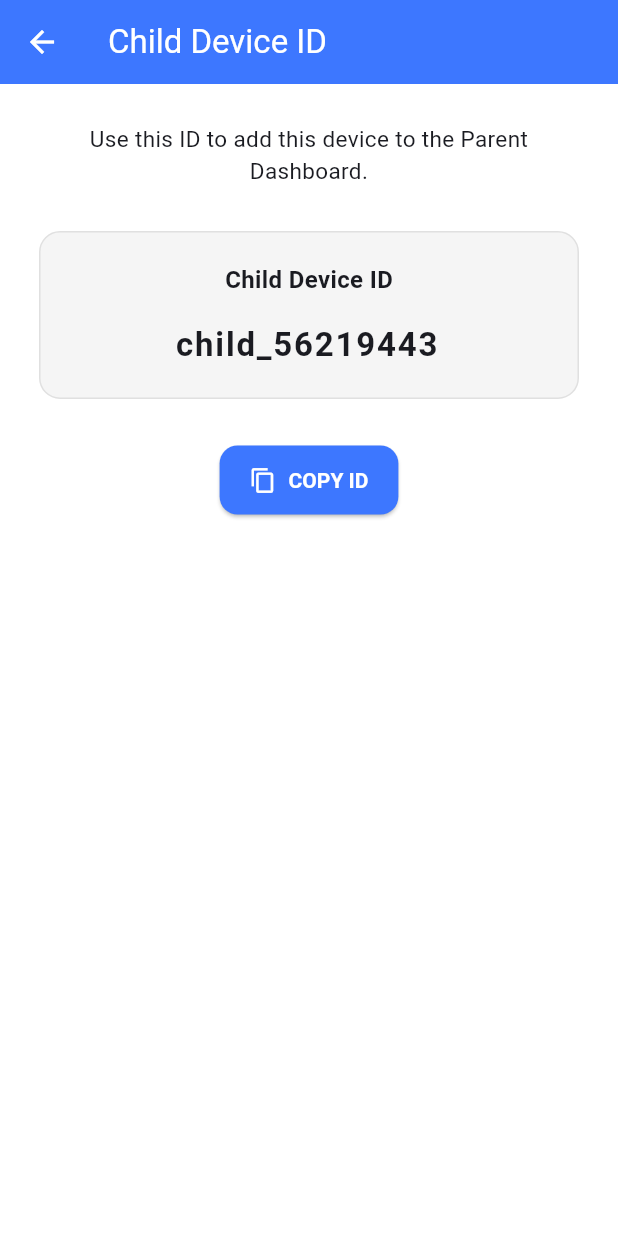
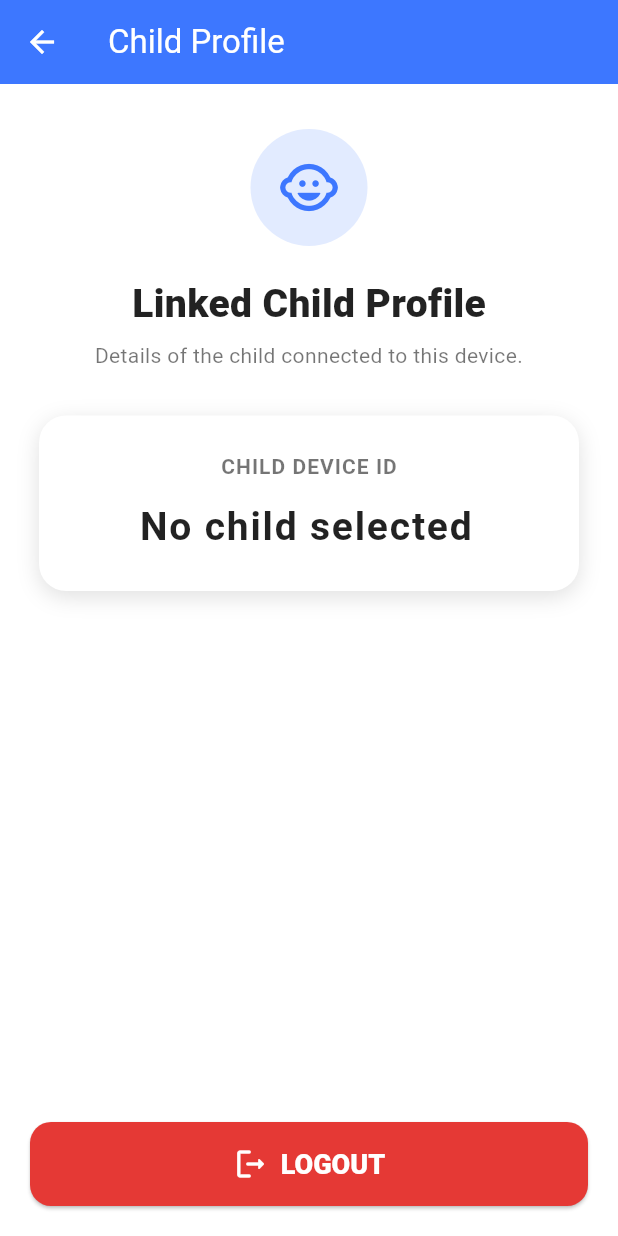
Before and after one commit to Jeseem24/gaming_monitor_app, a Flutter app: the ChildIdScreen screen opened directly, on a phone screen of 412 x 824 dp. Run offline on Flutter 3.47's test engine with Material 3 defaults, Android fonts, the phone set to English and light mode, and no system bars; our stand-ins replace permission_handler, shared_preferences, sqflite; accounts and stored records are empty.

Commit message:
Improve child profile screen and logout flow

```diff
--- a/lib/screens/child_id_screen.dart
+++ b/lib/screens/child_id_screen.dart
@@ -1,7 +1,11 @@
+// lib/screens/child_id_screen.dart
+
 import 'package:flutter/material.dart';
 import 'package:flutter/services.dart';
-import '../services/sync_service.dart';
-import '../database.dart';
+import 'package:shared_preferences/shared_preferences.dart';
+
+import '../services/service_controller.dart';
+import 'pin_verify_screen.dart';
 
 class ChildIdScreen extends StatefulWidget {
   const ChildIdScreen({super.key});
@@ -12,75 +16,173 @@ class ChildIdScreen extends StatefulWidget {
 
 class _ChildIdScreenState extends State<ChildIdScreen> {
   String _childId = "";
+  String _childName = "";
 
   @override
   void initState() {
     super.initState();
-    _loadId();
+    _loadSelectedChild();
   }
 
-  Future<void> _loadId() async {
-    final id = await SyncService.instance.getChildId();
-    setState(() => _childId = id);
+  Future<void> _loadSelectedChild() async {
+    final prefs = await SharedPreferences.getInstance();
+    final id = prefs.getString("selected_child_id");
+    final name = prefs.getString("selected_child_name");
+
+    setState(() {
+      if (id == null || id.trim().isEmpty) {
+        _childId = "No child selected";
+        _childName = "";
+      } else {
+        _childId = id;
+        _childName = name ?? "";
+      }
+    });
   }
 
-  Future<void> _regenerateId() async {
-    final newId = await SyncService.instance.regenerateChildId();
+  // 🔥 LOGOUT FLOW
+  Future<void> _handleLogout() async {
+    final ok = await showDialog(
+      context: context,
+      barrierDismissible: false,
+      builder: (_) => const PinVerifyScreen(),
+    );
 
-    // 🔥 IMPORTANT FIX: Reset local database to avoid old data showing
-    await GameDatabase.instance.clearAllEvents();
+    if (ok != true) return;
 
-    setState(() => _childId = newId);
+    final prefs = await SharedPreferences.getInstance();
+    final running = prefs.getBool("service_running") ?? false;
 
-    ScaffoldMessenger.of(context).showSnackBar(
-      const SnackBar(content: Text("New Child ID created. Local data reset.")),
-    );
+    if (running) {
+      await ServiceController.stopMonitoringService();
+    }
+
+    await prefs.clear();
+
+    if (!mounted) return;
+
+    Navigator.pushNamedAndRemoveUntil(context, '/login', (_) => false);
   }
 
   @override
   Widget build(BuildContext context) {
+    const primaryBlue = Color(0xFF3D77FF);
+
     return Scaffold(
       appBar: AppBar(
-        title: const Text(
-          "Child Device ID",
-          style: TextStyle(color: Colors.white),
+        title: const Text("Child Profile"),
+        backgroundColor: primaryBlue,
+        elevation: 0,
       ),
-        backgroundColor: const Color(0xFF3D77FF),
-      ),
-      body: Padding(
-        padding: const EdgeInsets.all(26),
+
+      body: SafeArea(
+        child: SingleChildScrollView(
+          padding: const EdgeInsets.fromLTRB(26, 20, 26, 26),
           child: Column(
             crossAxisAlignment: CrossAxisAlignment.center,
             children: [
+              const SizedBox(height: 10),
+
+              // ⭐ Top Icon
+              Container(
+                padding: const EdgeInsets.all(18),
+                decoration: BoxDecoration(
+                  color: primaryBlue.withOpacity(0.15),
+                  shape: BoxShape.circle,
+                ),
+                child: const Icon(
+                  Icons.child_care_rounded,
+                  size: 42,
+                  color: primaryBlue,
+                ),
+              ),
+
+              const SizedBox(height: 20),
+
               const Text(
-              "Use this ID to add this device to the Parent Dashboard.",
+                "Linked Child Profile",
+                style: TextStyle(
+                  fontSize: 26,
+                  fontWeight: FontWeight.w800,
+                  color: Colors.black87,
+                ),
+              ),
+
+              const SizedBox(height: 6),
+
+              const Text(
+                "Details of the child connected to this device.",
                 textAlign: TextAlign.center,
-              style: TextStyle(fontSize: 15),
+                style: TextStyle(
+                  fontSize: 14,
+                  height: 1.4,
+                  color: Colors.black54,
                 ),
+              ),
+
               const SizedBox(height: 30),
 
-            // CARD
+              // ⭐ CARD
               Container(
                 width: double.infinity,
-              padding: const EdgeInsets.all(20),
+                padding: const EdgeInsets.symmetric(
+                  vertical: 24,
+                  horizontal: 20,
+                ),
                 decoration: BoxDecoration(
-                color: Colors.grey.shade100,
-                borderRadius: BorderRadius.circular(14),
-                border: Border.all(color: Colors.grey.shade300),
+                  color: Colors.white,
+                  borderRadius: BorderRadius.circular(18),
+                  boxShadow: [
+                    BoxShadow(
+                      color: Colors.black12,
+                      blurRadius: 12,
+                      offset: Offset(0, 4),
+                    ),
+                  ],
                 ),
                 child: Column(
                   children: [
+                    if (_childName.isNotEmpty) ...[
                       const Text(
-                    "Child Device ID",
-                    style: TextStyle(fontSize: 16, fontWeight: FontWeight.w600),
+                        "CHILD NAME",
+                        style: TextStyle(
+                          fontSize: 14,
+                          fontWeight: FontWeight.w600,
+                          color: Colors.black54,
+                          letterSpacing: 0.7,
                         ),
-                  const SizedBox(height: 16),
+                      ),
+                      const SizedBox(height: 8),
+                      Text(
+                        _childName,
+                        style: const TextStyle(
+                          fontSize: 22,
+                          fontWeight: FontWeight.w700,
+                        ),
+                      ),
+                      const SizedBox(height: 20),
+                    ],
+
+                    const Text(
+                      "CHILD DEVICE ID",
+                      style: TextStyle(
+                        fontSize: 14,
+                        fontWeight: FontWeight.w600,
+                        letterSpacing: 0.7,
+                        color: Colors.black54,
+                      ),
+                    ),
+
+                    const SizedBox(height: 12),
+
                     SelectableText(
                       _childId,
+                      textAlign: TextAlign.center,
                       style: const TextStyle(
-                      fontSize: 22,
+                        fontSize: 26,
                         fontWeight: FontWeight.bold,
                         letterSpacing: 1.2,
+                        color: Colors.black87,
                       ),
                     ),
                   ],
@@ -89,14 +191,18 @@ class _ChildIdScreenState extends State<ChildIdScreen> {
 
               const SizedBox(height: 30),
 
+              if (_childId != "No child selected")
                 ElevatedButton.icon(
                   icon: const Icon(Icons.copy),
-              label: const Text("COPY ID"),
+                  label: const Text(
+                    "COPY ID",
+                    style: TextStyle(fontSize: 16, fontWeight: FontWeight.w600),
+                  ),
                   style: ElevatedButton.styleFrom(
-                backgroundColor: const Color(0xFF3D77FF),
+                    backgroundColor: primaryBlue,
                     padding: const EdgeInsets.symmetric(
                       vertical: 14,
-                  horizontal: 20,
+                      horizontal: 26,
                     ),
                     shape: RoundedRectangleBorder(
                       borderRadius: BorderRadius.circular(12),
@@ -105,11 +211,38 @@ class _ChildIdScreenState extends State<ChildIdScreen> {
                   onPressed: () async {
                     await Clipboard.setData(ClipboardData(text: _childId));
                     ScaffoldMessenger.of(context).showSnackBar(
-                  const SnackBar(content: Text("Copied to clipboard")),
+                      const SnackBar(content: Text("Child ID copied")),
                     );
                   },
                 ),
+
+              const SizedBox(height: 120), // space before bottom button
             ],
+          ),
+        ),
+      ),
+
+      // ⭐ BIG FIXED BOTTOM LOGOUT BUTTON
+      bottomNavigationBar: Padding(
+        padding: const EdgeInsets.all(20),
+        child: SizedBox(
+          width: double.infinity,
+          height: 56,
+          child: ElevatedButton.icon(
+            icon: const Icon(Icons.logout_rounded, size: 24),
+            label: const Text(
+              "LOGOUT",
+              style: TextStyle(fontSize: 18, fontWeight: FontWeight.w800),
+            ),
+            style: ElevatedButton.styleFrom(
+              backgroundColor: Colors.red.shade600,
+              foregroundColor: Colors.white,
+              shape: RoundedRectangleBorder(
+                borderRadius: BorderRadius.circular(14),
+              ),
+            ),
+            onPressed: _handleLogout,
+          ),
         ),
       ),
     );
```
Lines whose indentation alone changed are shown as unchanged.
